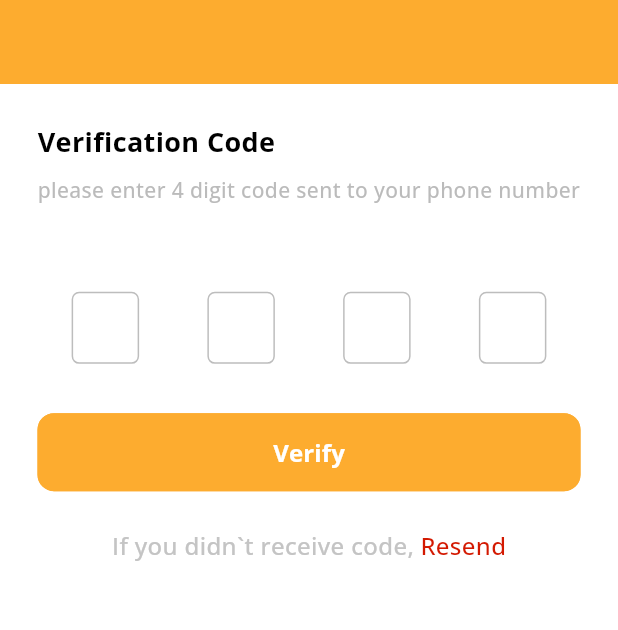
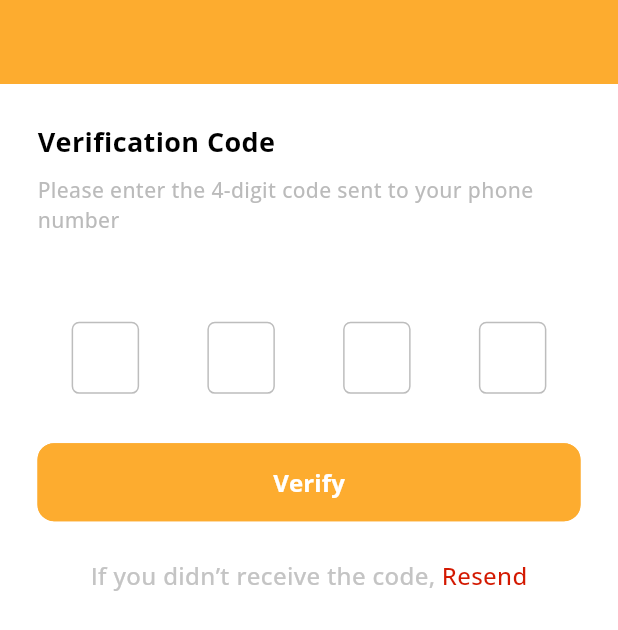
Before and after one commit to IrfanHangingPanda/Doctor_incentive, a Flutter app: the SendOtpScreen screen opened directly, after a tap on "Resend", on a phone screen of 412 x 824 dp. Shown: the top 630 px of the screen. Run offline on Flutter 3.47's test engine with Material 3 defaults, Android fonts, the phone set to English and light mode, and no system bars; drawn by our look-alikes of otp_text_field; our stand-ins replace animated_text_kit, convex_bottom_bar, firebase_core, firebase_messaging, flutter_staggered_animations, font_awesome_flutter and 10 more; missing offline and left inert: eraser, flutter_file_downloader, moment_dart, syncfusion_flutter_pdfviewer; accounts and stored records are empty; network calls fail.

Commit message:
otp autofill

```diff
--- a/lib/apiController/sendOtpController.dart
+++ b/lib/apiController/sendOtpController.dart
@@ -34,7 +34,8 @@ class SendOtp extends GetxController {
           "Authorization": 'Bearer $token'
         },
       );
-      print('${response.statusCode}+++++++++++++++++++++++++++${response.body}');
+      print(
+          '${response.statusCode}+++++++++++++++++++++++++++${response.body}');
       Map responseData = jsonDecode(response.body);
       print('otp details 2----------###');
       print(responseData);
@@ -71,7 +72,7 @@ class SendOtp extends GetxController {
               backgroundColor: Colors.red,
               colorText: Colors.white);
         } else {
-          Get.offAll(SendOtpScreen(otpData: otpData));
+          Get.offAll(SendOtpScreen(otpData: otpData.toString()));
           print('otp details 7');
           ToastContext().init(context);
           Toast.show(
--- a/lib/screens/otpScreen.dart
+++ b/lib/screens/otpScreen.dart
@@ -9,8 +9,8 @@ import 'package:shared_preferences/shared_preferences.dart';
 import 'package:toast/toast.dart';
 
 class SendOtpScreen extends StatefulWidget {
-  final otpData;
-  const SendOtpScreen({super.key, this.otpData});
+  var otpData;
+  SendOtpScreen({super.key, this.otpData});
 
   @override
   State<SendOtpScreen> createState() => _SendOtpScreenState();
@@ -20,12 +20,16 @@ class _SendOtpScreenState extends State<SendOtpScreen> {
   var sendOtpcontroller = Get.put(SendOtp());
   OtpFieldController otpController = OtpFieldController();
   String otpValue = '';
+
   @override
   void initState() {
     super.initState();
-    print("otp after navigate otp screen ");
-    print(widget.otpData);
-    print("otp after navigate otp screen ");
+    widget.otpData = '****';
+    // Use a Future to ensure the widget is built before setting the value
+    WidgetsBinding.instance.addPostFrameCallback((_) {
+      otpController.set(widget.otpData.split(''));
+      print("otp after navigate otp screen: ${widget.otpData}");
+    });
   }
 
   @override
@@ -34,7 +38,7 @@ class _SendOtpScreenState extends State<SendOtpScreen> {
       backgroundColor: Colors.white,
       appBar: AppBar(
         iconTheme: IconThemeData(
-          color: Colors.white, //change your color here
+          color: Colors.white, // Change your color here
         ),
         elevation: 0,
         centerTitle: true,
@@ -59,7 +63,7 @@ class _SendOtpScreenState extends State<SendOtpScreen> {
               Align(
                 alignment: Alignment.topLeft,
                 child: Text(
-                    'please enter 4 digit code sent to your phone number',
+                    'Please enter the 4-digit code sent to your phone number',
                     style: TextStyle(
                         fontSize: 14,
                         color: Colors.grey.withOpacity(0.7),
@@ -69,7 +73,9 @@ class _SendOtpScreenState extends State<SendOtpScreen> {
                 height: MediaQuery.of(context).size.height * 0.07,
               ),
               Align(
-                child: OTPTextField(
+                  child: Stack(
+                children: [
+                  OTPTextField(
                     controller: otpController,
                     length: 4,
                     width: MediaQuery.of(context).size.width,
@@ -92,7 +98,16 @@ class _SendOtpScreenState extends State<SendOtpScreen> {
                       otpValue = pin;
                     },
                   ),
+                  Positioned.fill(
+                    child: GestureDetector(
+                      onTap: () {},
+                      child: Container(
+                        color: Colors.transparent,
                       ),
+                    ),
+                  ),
+                ],
+              )),
               Container(
                 height: MediaQuery.of(context).size.height * 0.04,
               ),
@@ -158,7 +173,7 @@ class _SendOtpScreenState extends State<SendOtpScreen> {
                 child: Row(
                   mainAxisAlignment: MainAxisAlignment.center,
                   children: [
-                    const Text('If you didn`t receive code,',
+                    const Text('If you didn’t receive the code,',
                         style: TextStyle(
                             fontSize: 16,
                             color: Color(0XFFC4C4C4),
--- a/pubspec.yaml
+++ b/pubspec.yaml
@@ -16,7 +16,7 @@ publish_to: "none" # Remove this line if you wish to publish to pub.dev
 # https://developer.apple.com/library/archive/documentation/General/Reference/InfoPlistKeyReference/Articles/CoreFoundationKeys.html
 # In Windows, build-name is used as the major, minor, and patch parts
 # of the product and file versions while build-number is used as the build suffix.
-version: 1.0.1+9
+version: 1.0.1+10
 
 environment:
   sdk: ">=2.19.2 <3.0.0"
```
Lines whose indentation alone changed are shown as unchanged.
